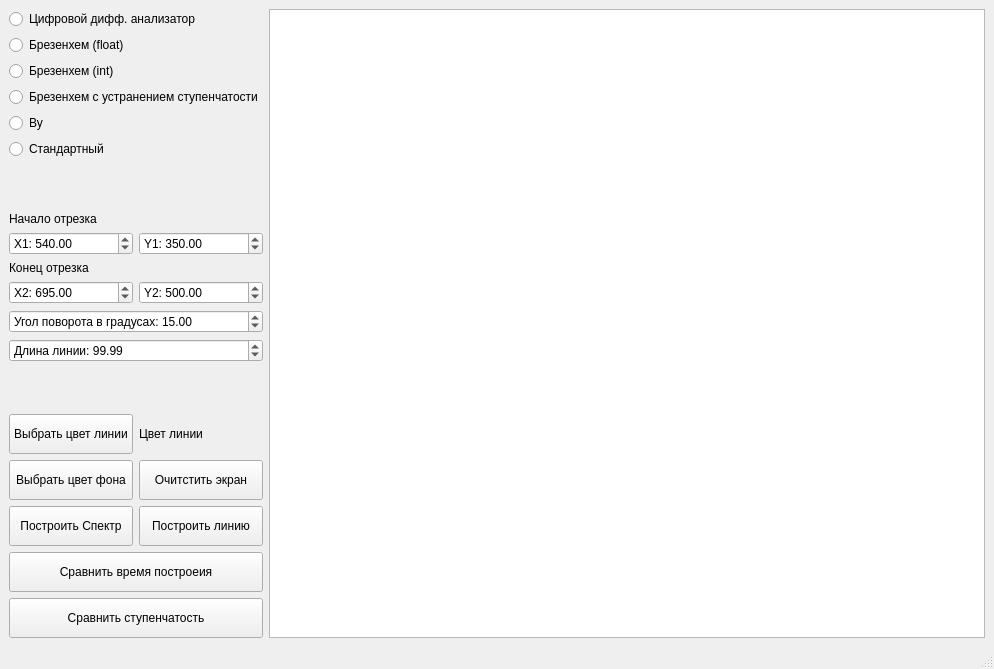
Above: lab_03/mainwindow.ui from xanderkov/ics7-CG before the change. Below: the same form after it.
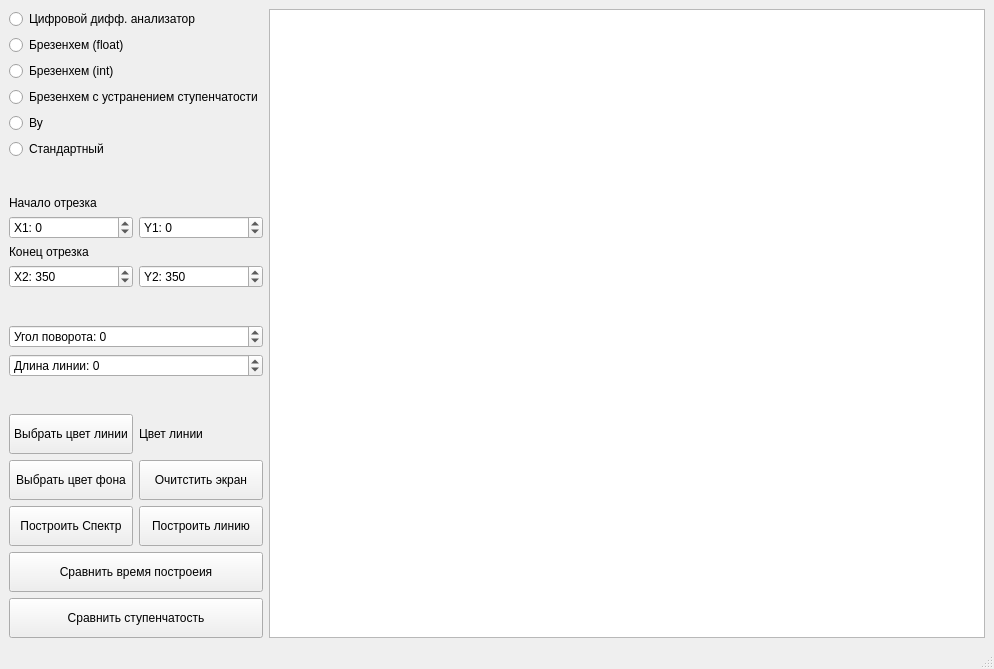
That is the form after the change.

The edit to the form file:
```diff
--- a/lab_03/mainwindow.ui
+++ b/lab_03/mainwindow.ui
@@ -100,34 +100,31 @@
             <item>
              <layout class="QHBoxLayout" name="horizontalLayout">
               <item>
-               <widget class="QDoubleSpinBox" name="x1SpinBox">
+               <widget class="QSpinBox" name="x1SpinBox">
+                <property name="suffix">
+                 <string/>
+                </property>
                 <property name="prefix">
                  <string>X1: </string>
                 </property>
                 <property name="minimum">
-                 <double>-1000.000000000000000</double>
+                 <number>-10000</number>
                 </property>
                 <property name="maximum">
-                 <double>1000.000000000000000</double>
-                </property>
-                <property name="value">
-                 <double>540.000000000000000</double>
+                 <number>10000</number>
                 </property>
                </widget>
               </item>
               <item>
-               <widget class="QDoubleSpinBox" name="y1SpinBox">
+               <widget class="QSpinBox" name="y1SpinBox">
                 <property name="prefix">
                  <string>Y1: </string>
                 </property>
                 <property name="minimum">
-                 <double>-1000.000000000000000</double>
+                 <number>-10000</number>
                 </property>
                 <property name="maximum">
-                 <double>1000.000000000000000</double>
-                </property>
-                <property name="value">
-                 <double>350.000000000000000</double>
+                 <number>10000</number>
                 </property>
                </widget>
               </item>
@@ -145,34 +142,34 @@
           <item>
            <layout class="QHBoxLayout" name="horizontalLayout_2">
             <item>
-             <widget class="QDoubleSpinBox" name="x2SpinBox">
+             <widget class="QSpinBox" name="x2SpinBox">
               <property name="prefix">
                <string>X2: </string>
               </property>
               <property name="minimum">
-               <double>-10000.000000000000000</double>
+               <number>-10000</number>
               </property>
               <property name="maximum">
-               <double>10000.000000000000000</double>
+               <number>10000</number>
               </property>
               <property name="value">
-               <double>695.000000000000000</double>
+               <number>350</number>
               </property>
              </widget>
             </item>
             <item>
-             <widget class="QDoubleSpinBox" name="y2SpinBox">
+             <widget class="QSpinBox" name="y2SpinBox">
               <property name="prefix">
                <string>Y2: </string>
               </property>
               <property name="minimum">
-               <double>-10000.000000000000000</double>
+               <number>-10000</number>
               </property>
               <property name="maximum">
-               <double>10000.000000000000000</double>
+               <number>10000</number>
               </property>
               <property name="value">
-               <double>500.000000000000000</double>
+               <number>350</number>
               </property>
              </widget>
             </item>
@@ -181,34 +178,47 @@
          </layout>
         </item>
         <item>
-         <widget class="QDoubleSpinBox" name="angleSpinBox">
+         <spacer name="verticalSpacer_3">
+          <property name="orientation">
+           <enum>Qt::Vertical</enum>
+          </property>
+          <property name="sizeHint" stdset="0">
+           <size>
+            <width>20</width>
+            <height>40</height>
+           </size>
+          </property>
+         </spacer>
+        </item>
+        <item>
+         <widget class="QSpinBox" name="angleSpinBox">
           <property name="prefix">
-           <string>Угол поворота в градусах: </string>
+           <string>Угол поворота: </string>
           </property>
           <property name="minimum">
-           <double>-360.000000000000000</double>
+           <number>-360</number>
           </property>
           <property name="maximum">
-           <double>360.000000000000000</double>
+           <number>360</number>
           </property>
           <property name="value">
-           <double>15.000000000000000</double>
+           <number>0</number>
           </property>
          </widget>
         </item>
         <item>
-         <widget class="QDoubleSpinBox" name="lineSpinBox">
+         <widget class="QSpinBox" name="lineSpinBox">
           <property name="prefix">
            <string>Длина линии: </string>
           </property>
           <property name="minimum">
-           <double>-10000.000000000000000</double>
+           <number>-1000</number>
           </property>
           <property name="maximum">
-           <double>100000.000000000000000</double>
+           <number>1000</number>
           </property>
           <property name="value">
-           <double>99.989999999999995</double>
+           <number>0</number>
           </property>
          </widget>
         </item>
```
